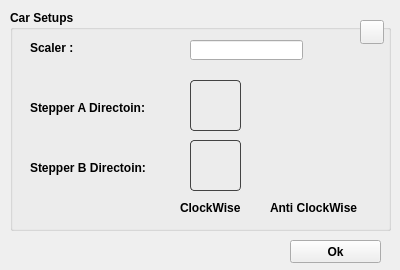
First picture: the form in mDrawGui/CarSetup.ui, repository Makeblock-official/mDrawBot, before the edit.
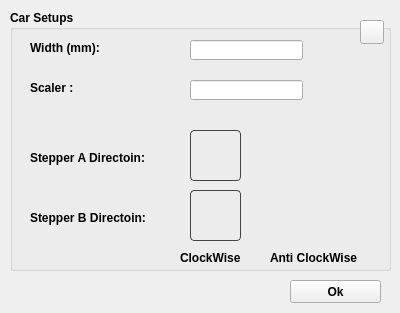
Second picture: the form after the edit. Icons and pictures are not drawn.

Commit message: mcar width param open to gui and bug fix

```diff
--- a/mDrawGui/CarSetup.ui
+++ b/mDrawGui/CarSetup.ui
@@ -7,7 +7,7 @@
     <x>0</x>
     <y>0</y>
     <width>400</width>
-    <height>270</height>
+    <height>313</height>
    </rect>
   </property>
   <property name="font">
@@ -24,7 +24,7 @@
    <property name="geometry">
     <rect>
      <x>290</x>
-     <y>240</y>
+     <y>280</y>
      <width>91</width>
      <height>23</height>
     </rect>
@@ -39,7 +39,7 @@
      <x>10</x>
      <y>10</y>
      <width>381</width>
-     <height>221</height>
+     <height>261</height>
     </rect>
    </property>
    <property name="title">
@@ -49,7 +49,7 @@
     <property name="geometry">
      <rect>
       <x>20</x>
-      <y>90</y>
+      <y>140</y>
       <width>131</width>
       <height>16</height>
      </rect>
@@ -62,7 +62,7 @@
     <property name="geometry">
      <rect>
       <x>20</x>
-      <y>150</y>
+      <y>200</y>
       <width>131</width>
       <height>16</height>
      </rect>
@@ -75,7 +75,7 @@
     <property name="geometry">
      <rect>
       <x>180</x>
-      <y>70</y>
+      <y>120</y>
       <width>51</width>
       <height>51</height>
      </rect>
@@ -92,7 +92,7 @@
     <property name="geometry">
      <rect>
       <x>180</x>
-      <y>130</y>
+      <y>180</y>
       <width>51</width>
       <height>51</height>
      </rect>
@@ -109,7 +109,7 @@
     <property name="geometry">
      <rect>
       <x>270</x>
-      <y>70</y>
+      <y>120</y>
       <width>51</width>
       <height>51</height>
      </rect>
@@ -122,7 +122,7 @@
     <property name="geometry">
      <rect>
       <x>270</x>
-      <y>130</y>
+      <y>180</y>
       <width>51</width>
       <height>51</height>
      </rect>
@@ -162,7 +162,7 @@
     <property name="geometry">
      <rect>
       <x>170</x>
-      <y>190</y>
+      <y>240</y>
       <width>71</width>
       <height>16</height>
      </rect>
@@ -175,7 +175,7 @@
     <property name="geometry">
      <rect>
       <x>260</x>
-      <y>190</y>
+      <y>240</y>
       <width>101</width>
       <height>16</height>
      </rect>
@@ -188,7 +188,7 @@
     <property name="geometry">
      <rect>
       <x>20</x>
-      <y>30</y>
+      <y>70</y>
       <width>151</width>
       <height>16</height>
      </rect>
@@ -201,6 +201,29 @@
     <property name="geometry">
      <rect>
       <x>180</x>
+      <y>70</y>
+      <width>113</width>
+      <height>20</height>
+     </rect>
+    </property>
+   </widget>
+   <widget class="QLabel" name="label">
+    <property name="geometry">
+     <rect>
+      <x>20</x>
+      <y>30</y>
+      <width>151</width>
+      <height>16</height>
+     </rect>
+    </property>
+    <property name="text">
+     <string>Width (mm):</string>
+    </property>
+   </widget>
+   <widget class="QLineEdit" name="lineWidth">
+    <property name="geometry">
+     <rect>
+      <x>180</x>
       <y>30</y>
       <width>113</width>
       <height>20</height>
```
Left out of the diff: 1 changed line with no effect on the pictures. The commit also changes 10 other files.
